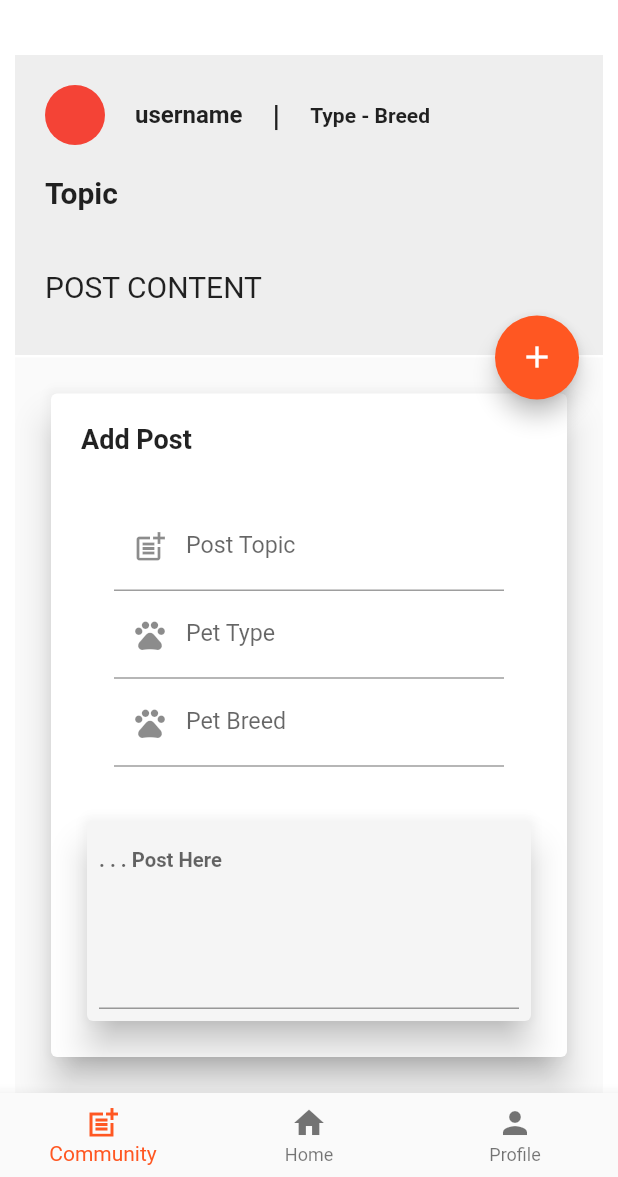
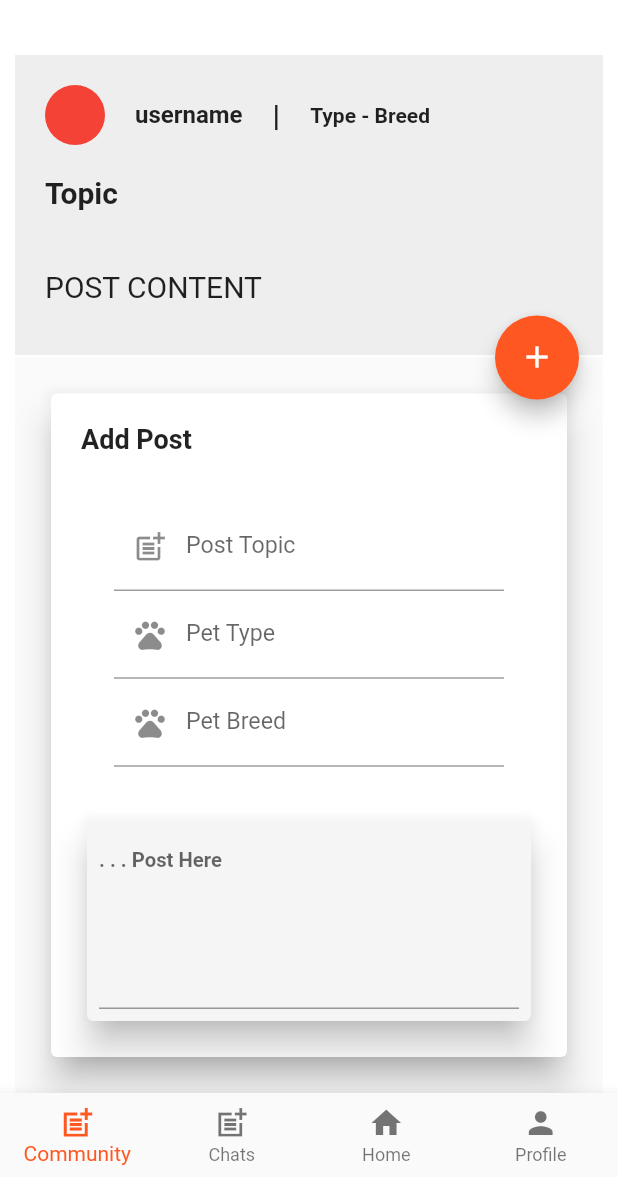
Before and after one commit to AhmadTellawi/GraduationProject, a Flutter app: the GigaPetLayout screen opened directly, after a tap on the "edit" icon, on a phone screen of 412 x 824 dp, the part 59-1236 px from its top. Run offline on Flutter 3.47's test engine with Material 2 defaults, Android fonts, the light colour scheme and no system bars; our stand-ins replace bloc, buildcondition, cloud_firestore, firebase_auth, firebase_core, flutter_bloc and 2 more; accounts and stored records are empty; network calls fail.

Commit message:
chats commit

```diff
--- a/lib/clinic_layout/layout/cubit/cubit.dart
+++ b/lib/clinic_layout/layout/cubit/cubit.dart
@@ -14,7 +14,7 @@ class ClinicCubit extends Cubit<ClinicStates>{
 
   bool isPassword = true;
   bool isConfirmPassword = true;
-  int currentIndex = 1;
+  int currentIndex = 2;
   List<BottomNavigationBarItem> navBarItems = [
     const BottomNavigationBarItem(
       icon: Icon(
--- a/lib/layout/cubit/cubit.dart
+++ b/lib/layout/cubit/cubit.dart
@@ -4,6 +4,8 @@ import 'package:flutter/cupertino.dart';
 import 'package:flutter/material.dart';
 import 'package:flutter_bloc/flutter_bloc.dart';
 import 'package:gigapet/layout/cubit/states.dart';
+import 'package:gigapet/models/models.GigaPet/Clinic_Model.dart';
+import 'package:gigapet/modules/chats/chats.dart';
 import 'package:gigapet/modules/community/community_screen.dart';
 import 'package:gigapet/modules/homee/home_screen.dart';
 import 'package:gigapet/modules/profile/owner_profile_screen.dart';
@@ -15,13 +17,19 @@ class AppCubit extends Cubit<AppStates>{
 
   bool isPassword = true;
   bool isConfirmPassword = true;
-  int currentIndex = 1;
+  int currentIndex = 2;
   List<BottomNavigationBarItem> navBarItems = [
     const BottomNavigationBarItem(
       icon: Icon(
         Icons.post_add_sharp
       ),
       label: 'Community'
+    ),
+    const BottomNavigationBarItem(
+      icon: Icon(
+        Icons.post_add_sharp
+      ),
+      label: 'Chats'
     ),
     const BottomNavigationBarItem(
       icon: Icon(
@@ -38,11 +46,13 @@ class AppCubit extends Cubit<AppStates>{
   ];
   List<Widget> screens = [
     CommunityScreen(),
-    const HomeScreen(),
-     ProfileScreen()
+    ChatsScreen(),
+    HomeScreen(),
+    ProfileScreen()
   ];
   List<String> titles = [
     'Community',
+    'Chats',
     'Home',
     'Profile'
   ];
@@ -71,7 +81,15 @@ class AppCubit extends Cubit<AppStates>{
     }
   }
 
+   List<ClinicOwnerModel> clinic = [];
 
+  //  void getClinic(){
+  //   FirebaseFirestore.instance.collection('/ClinicOwnerUsers/').get().then((value) {
+  //     value.docs.forEach((element) {
+  //       clinic.add(ClinicOwnerModel.fromJson(element.data()));
+  //     })
+  //   });
+  //  }
 
 
 }
--- a/lib/layout/gigapet/gigapet_layout.dart
+++ b/lib/layout/gigapet/gigapet_layout.dart
@@ -55,6 +55,7 @@ class GigaPetLayout extends StatelessWidget {
         ),
         body: cubit.screens[cubit.currentIndex],
         bottomNavigationBar: BottomNavigationBar(
+          type: BottomNavigationBarType.fixed,
           currentIndex: cubit.currentIndex,
           items: cubit.navBarItems,
           onTap: (index){
--- a/lib/main.dart
+++ b/lib/main.dart
@@ -3,6 +3,8 @@ import 'package:flutter/material.dart';
 import 'package:flutter/services.dart';
 import 'package:flutter_bloc/flutter_bloc.dart';
 import 'package:gigapet/clinic_sign_in/sign_in_screen.dart';
+import 'package:gigapet/layout/gigapet/gigapet_layout.dart';
+import 'package:gigapet/modules/chats/chats.dart';
 import 'package:gigapet/modules/community/community_screen.dart';
 import 'package:gigapet/modules/on_boarding/on_boarding_screen.dart';
 import 'package:gigapet/modules/profile/owner_profile_screen.dart';
--- a/lib/modules/profile/clinic_profile_screen.dart
+++ b/lib/modules/profile/clinic_profile_screen.dart
@@ -21,7 +21,6 @@ class ClinicProfileScreen extends StatefulWidget {
 
 class _ClinicProfileScreenState extends State<ClinicProfileScreen> {
   User? currentUser = FirebaseAuth.instance.currentUser;
-
   Database database =  FirestoreDatabase(uid: FirebaseAuth.instance.currentUser!.uid);
   @override
   Widget build(BuildContext context) {
--- a/lib/store_layout/layout/cubit/cubit.dart
+++ b/lib/store_layout/layout/cubit/cubit.dart
@@ -14,7 +14,7 @@ class StoreCubit extends Cubit<Storetates>{
 
   bool isPassword = true;
   bool isConfirmPassword = true;
-  int currentIndex = 1;
+  int currentIndex = 2;
   List<BottomNavigationBarItem> navBarItems = [
     const BottomNavigationBarItem(
       icon: Icon(
```
Also changed, not shown: lib/layout/cubit/states.dart (+10 -0 lines), lib/modules/chats/chats.dart (added, +57 -0 lines).
